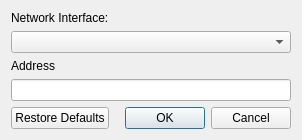
This is src/networksettingsdialog.ui in pedrolcl/VMPK as Qt 5 draws it before an edit. The edited form follows.
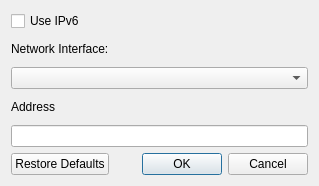
This is the edited form.

Patch:
```diff
--- a/src/networksettingsdialog.ui
+++ b/src/networksettingsdialog.ui
@@ -23,14 +23,21 @@
    <rect>
     <x>0</x>
     <y>0</y>
-    <width>302</width>
-    <height>136</height>
+    <width>319</width>
+    <height>186</height>
    </rect>
   </property>
   <property name="windowTitle">
    <string>Network Driver Settings</string>
   </property>
   <layout class="QVBoxLayout" name="verticalLayout">
+   <item>
+    <widget class="QCheckBox" name="checkIPv6">
+     <property name="text">
+      <string>Use IPv6</string>
+     </property>
+    </widget>
+   </item>
    <item>
     <widget class="QLabel" name="lblInterface">
      <property name="text">
```
